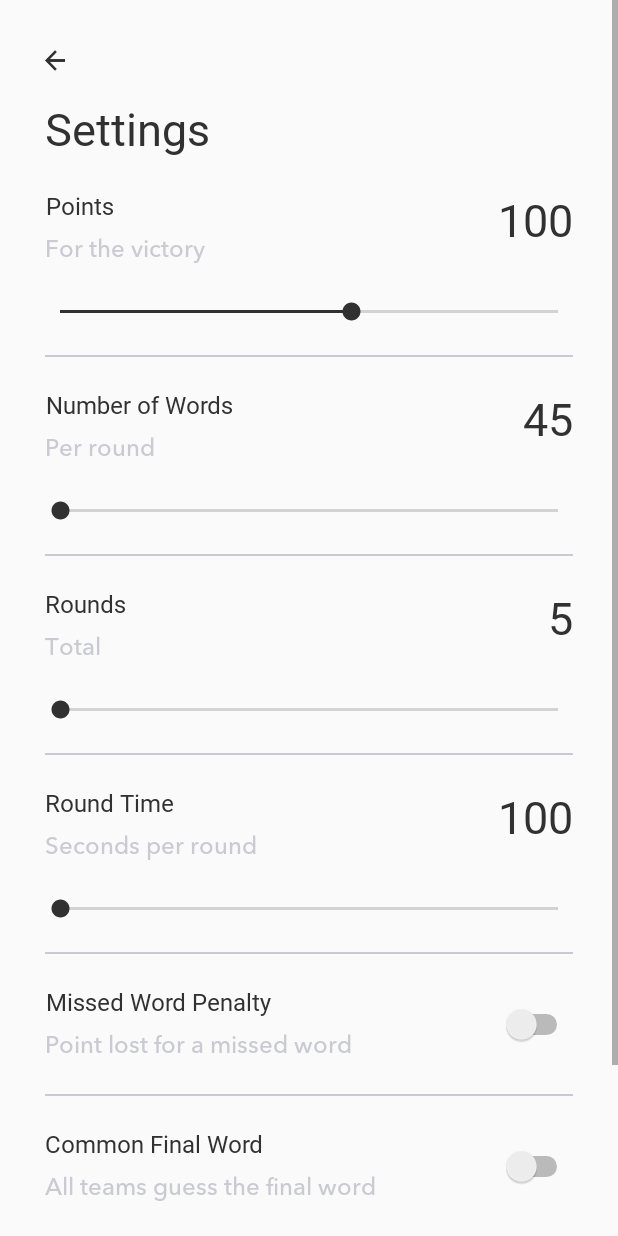
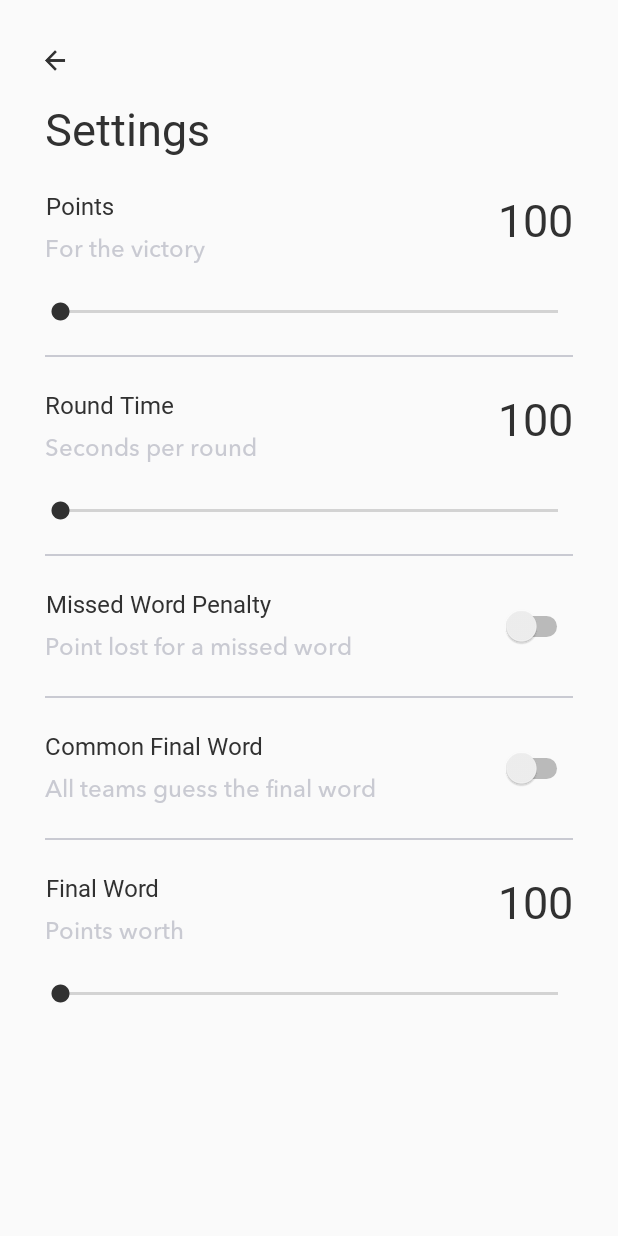
Before and after one commit to DarioNevistic/Alias, an Android app: the SettingsActivity screen opened directly, with no data from a screen before it, on a phone screen of 412 x 824 dp. Run offline under Robolectric (Android 15) with nearby library versions, the phone set to English and light mode, and no system bars; our stand-ins replace Dagger/Hilt's generated code, RxJava, Timber; libraries missing offline, so code that uses them is left out: com.jakewharton.rxbinding2; 3 statements that could not run were skipped.

Commit message:
- remove some settings - store settings to database on finish settings activity

```diff
--- a/app/build.gradle
+++ b/app/build.gradle
@@ -78,9 +78,7 @@ dependencies {
     implementation 'com.jakewharton.rxbinding2:rxbinding-appcompat-v7:2.1.1'
 
     //debugging
-    implementation 'com.jakewharton.timber:timber:4.5.1'
-
-    implementation 'com.github.traex.rippleeffect:library:1.3'
+    implementation 'com.jakewharton.timber:timber:4.6.1'
 
     // Room
     implementation "android.arch.persistence.room:runtime:1.0.0"
--- a/app/src/main/java/com/example/darionevistic/alias/database/entity/SettingsData.kt
+++ b/app/src/main/java/com/example/darionevistic/alias/database/entity/SettingsData.kt
@@ -2,7 +2,6 @@ package com.example.darionevistic.alias.database.entity
 
 import android.arch.persistence.room.ColumnInfo
 import android.arch.persistence.room.Entity
-import android.arch.persistence.room.Ignore
 import android.arch.persistence.room.PrimaryKey
 
 /**
@@ -14,10 +13,6 @@ data class SettingsData(
         var id: Long = 0,
         @ColumnInfo(name = "points_for_victory")
         var pointsForVictory: Int = 100,
-        @ColumnInfo(name = "number_of_words")
-        var numberOfWords: Int = 0,
-        @ColumnInfo(name = "total_rounds")
-        var totalRounds: Int = 0,
         @ColumnInfo(name = "round_time")
         var roundTime: Int = 0,
         @ColumnInfo(name = "final_word_points_worth")
@@ -27,5 +22,6 @@ data class SettingsData(
         @ColumnInfo(name = "common_final_word")
         var commonFinalWord: Boolean = false
 ) {
-    constructor() : this(0, 100, 0, 0, 0, 0, false, false)
+        constructor(): this(0, 100, 60, 0, false, false)
+
 }
--- a/app/src/main/java/com/example/darionevistic/alias/ui/home/mvp/HomePresenter.kt
+++ b/app/src/main/java/com/example/darionevistic/alias/ui/home/mvp/HomePresenter.kt
@@ -49,11 +49,12 @@ class HomePresenter @Inject constructor(private val settingsDao: SettingsDao, va
     }
 
     override fun onInsertSettings(settingsData: SettingsData) {
-        Observable.just(settingsData)
+        compositeDisposable.add(Observable.just(settingsData)
                 .observeOn(Schedulers.io())
                 .subscribeOn(AndroidSchedulers.mainThread())
                 .subscribe({ settingsDao.insertSettings(it) }
-                        , { throwable -> Timber.d(throwable.localizedMessage) })
+                        , { throwable -> Timber.d(throwable.localizedMessage) }))
+
     }
 
     override fun getAllSettings(): Disposable {
--- a/app/src/main/java/com/example/darionevistic/alias/ui/settings/SettingsActivity.kt
+++ b/app/src/main/java/com/example/darionevistic/alias/ui/settings/SettingsActivity.kt
@@ -2,6 +2,7 @@ package com.example.darionevistic.alias.ui.settings
 
 import android.os.Bundle
 import android.support.v7.app.AppCompatActivity
+import android.widget.SeekBar
 import android.widget.Toast
 import com.example.darionevistic.alias.R
 import com.example.darionevistic.alias.app.AliasApplication
@@ -19,6 +20,7 @@ import com.jakewharton.rxbinding2.widget.*
 import io.reactivex.Observable
 import io.reactivex.android.schedulers.AndroidSchedulers
 import io.reactivex.disposables.CompositeDisposable
+import timber.log.Timber
 import java.util.concurrent.TimeUnit
 
 
@@ -29,9 +31,6 @@ class SettingsActivity : AppCompatActivity(), SettingsContract.View {
 
     @Inject
     lateinit var presenter: SettingsPresenter
-
-    var disposables: CompositeDisposable = CompositeDisposable()
-
 
     override fun onCreate(savedInstanceState: Bundle?) {
 
@@ -44,70 +43,25 @@ class SettingsActivity : AppCompatActivity(), SettingsContract.View {
         super.onCreate(savedInstanceState)
         setContentView(R.layout.activity_settings)
 
+        loadSeekBars()
+
         presenter.onViewCreated()
-
-        observePointsForVictory()
     }
 
-    override fun observePointsForVictory() {
-        var isSeeking = false
-        val MIN = 15
-        val MAX = 160
-        val STEP = 5
-        var progressCustom = 17
-        points_seek_bar!!.max = (MAX - MIN) / STEP
-
-        // progressCustom = MIN + (progress * STEP)
-
-        points_seek_bar.progress = progressCustom
-
-        val sharedSeekBarEvents = RxSeekBar.changeEvents(points_seek_bar)
-                .ofType(SeekBarChangeEvent::class.java)
-                .observeOn(AndroidSchedulers.mainThread()).share()
-
-        disposables.add(sharedSeekBarEvents
-                .subscribe {
-                    if (it is SeekBarStartChangeEvent) {
-                        isSeeking = true
-                    } else if (it is SeekBarStopChangeEvent) {
-                        isSeeking = false
-                    }
-                })
-
-        disposables.add(sharedSeekBarEvents
-                .ofType(SeekBarProgressChangeEvent::class.java)
-                .filter({ it.fromUser() })
-                .observeOn(AndroidSchedulers.mainThread())
-                .doOnNext { showPointsForVictortValue((MIN + (it.progress() * STEP)).toString()) }
-                .debounce(1000, TimeUnit.MILLISECONDS)
-                .subscribe({
-                    if (!isSeeking) {
-
-                    }
-                }, { error -> System.out.println("Error receiving seek bar progress" + error) }))
-    }
-
+    override fun observePointsForVictory(): InitialValueObservable<Int> = RxSeekBar.userChanges(points_seek_bar)
 
     override fun observeBackBtn(): Observable<Any> = RxView.clicks(back_button)
 
-    override fun goBackOnPreviousActivity() {
-        finish()
-    }
+    override fun goBackOnPreviousActivity() = finish()
 
     override fun setMessage(message: String) {
         Toast.makeText(this, message, Toast.LENGTH_SHORT).show()
     }
 
+    private fun getProgress(progress: Int, min: Int): Int = (progress - min) / 5
+
     override fun showPointsForVictortValue(value: String) {
         number_of_points_value.text = value
-    }
-
-    override fun showNumberOfWordsPerRoundValue(value: String) {
-        number_of_words_value.text = value
-    }
-
-    override fun showTotalRoundsValue(value: String) {
-        number_of_rounds_value.text = value
     }
 
     override fun showRoundTimeValue(value: String) {
@@ -132,8 +86,6 @@ class SettingsActivity : AppCompatActivity(), SettingsContract.View {
     override fun getSettings(): SettingsData {
         return SettingsData(0,
                 Integer.parseInt(number_of_points_value.text.toString()),
-                Integer.parseInt(number_of_words_value.text.toString()),
-                Integer.parseInt(number_of_rounds_value.text.toString()),
                 Integer.parseInt(round_time_value.text.toString()),
                 Integer.parseInt(final_word_value.text.toString()),
                 missed_word_switch.isChecked,
@@ -141,8 +93,33 @@ class SettingsActivity : AppCompatActivity(), SettingsContract.View {
         )
     }
 
+    private fun loadSeekBars() {
+        points_seek_bar!!.max = (160 - 15) / 5
+        round_time_seek_bar!!.max = (160 - 15) / 5
+        final_word_points_seek_bar!!.max = (160 - 15) / 5
+    }
+
+    override fun setSettings(settingsData: SettingsData) {
+        points_seek_bar.progress = getProgress(settingsData.pointsForVictory, 15)
+        showPointsForVictortValue(settingsData.pointsForVictory.toString())
+        round_time_seek_bar.progress = getProgress(settingsData.roundTime, 15)
+        showRoundTimeValue(settingsData.roundTime.toString())
+        final_word_points_seek_bar.progress = getProgress(settingsData.finalWordPointsWord, 15)
+        showFinalWordWorthValue(settingsData.finalWordPointsWord.toString())
+        missed_word_switch.isChecked = settingsData.missedWordPenalty
+        common_final_word_switch.isChecked = settingsData.commonFinalWord
+
+        changeFinalWordSettings(common_final_word_switch.isChecked)
+    }
+
     override fun onDestroy() {
         super.onDestroy()
         presenter.onViewDestroyed()
     }
+
+    override fun onBackPressed() {
+        super.onBackPressed()
+        presenter.saveSettings(getSettings())
+        goBackOnPreviousActivity()
+    }
 }
--- a/app/src/main/java/com/example/darionevistic/alias/ui/settings/mvp/SettingsContract.kt
+++ b/app/src/main/java/com/example/darionevistic/alias/ui/settings/mvp/SettingsContract.kt
@@ -18,10 +18,6 @@ interface SettingsContract {
 
         fun showPointsForVictortValue(value: String)
 
-        fun showNumberOfWordsPerRoundValue(value: String)
-
-        fun showTotalRoundsValue(value: String)
-
         fun showRoundTimeValue(value: String)
 
         fun showFinalWordWorthValue(value: String)
@@ -30,14 +26,12 @@ interface SettingsContract {
 
         fun setMessage(message: String)
 
-        fun observePointsForVictory()
-
         fun getSettings(): SettingsData
 
-//        fun observeNumberOfWordsPerRound()
-//
-//        fun observeTotalRounds()
-//
+        fun setSettings(settingsData: SettingsData)
+
+        fun observePointsForVictory(): InitialValueObservable<Int>
+
 //        fun observeRoundTimeInSeconds()
 //
 //        fun observeMissedWordPenalty()
@@ -53,10 +47,10 @@ interface SettingsContract {
 
         fun saveSettings(settingsData: SettingsData)
 
-        //        fun onNumberOfWordsPerRoundChange()
-//
-//        fun onRoundsTotalChange()
-//
+        fun onPointsForVictoryChange(): Disposable
+
+        fun loadSettingsFromDB(): Disposable
+
 //        fun onRoundTimeSecondsPerRoundChange()
 //
 //        fun onMissedWordPenaltyChange()
--- a/app/src/main/java/com/example/darionevistic/alias/ui/settings/mvp/SettingsPresenter.kt
+++ b/app/src/main/java/com/example/darionevistic/alias/ui/settings/mvp/SettingsPresenter.kt
@@ -22,7 +22,9 @@ class SettingsPresenter @Inject constructor(private val settingsDao: SettingsDao
 
     override fun onViewCreated() {
 
-        compositeDisposable.add(onBackPressed())
+        compositeDisposable.addAll(onBackPressed(),
+                onPointsForVictoryChange(),
+                loadSettingsFromDB())
     }
 
     override fun onBackPressed(): Disposable {
@@ -38,10 +40,29 @@ class SettingsPresenter @Inject constructor(private val settingsDao: SettingsDao
     }
 
     override fun saveSettings(settingsData: SettingsData) {
-        Observable.just(settingsData)
+        compositeDisposable.add(Observable.just(settingsData)
                 .observeOn(Schedulers.io())
                 .subscribeOn(AndroidSchedulers.mainThread())
                 .subscribe({ settingsDao.insertSettings(it) }
-                        , { error -> Timber.d(error.localizedMessage) })
+                        , { error -> Timber.d(error.localizedMessage) }))
+
     }
+
+    override fun onPointsForVictoryChange(): Disposable {
+        return view.observePointsForVictory()
+                .observeOn(AndroidSchedulers.mainThread())
+                .subscribe({
+                    progress -> view.showPointsForVictortValue((15 + progress * 5).toString())
+                }, { error -> System.out.println("Error receiving seek bar progress" + error) })
+    }
+
+    override fun loadSettingsFromDB(): Disposable {
+        return settingsDao.getAllSettings()
+                .subscribeOn(Schedulers.io())
+                .observeOn(AndroidSchedulers.mainThread())
+                .subscribe({
+                    view.setSettings(it.first())
+                }, { error -> System.out.println("Error reading from DB" + error) })
+    }
+
 }
--- a/app/src/main/res/layout/activity_settings.xml
+++ b/app/src/main/res/layout/activity_settings.xml
@@ -82,126 +82,6 @@
                 android:layout_height="wrap_content"
                 android:layout_marginTop="20dp"
                 android:max="160"
-                android:paddingEnd="10dp"
-                android:paddingStart="10dp"
-                android:progressTint="@color/black_in_game"
-                android:thumbTint="@color/black_in_game" />
-
-            <View
-                android:layout_width="match_parent"
-                android:layout_height="2dp"
-                android:layout_gravity="bottom"
-                android:layout_marginTop="20dp"
-                android:background="@drawable/bottom_border_grey" />
-        </LinearLayout>
-
-        <LinearLayout
-            style="@style/heightWrap_widthMatch"
-            android:orientation="vertical"
-            android:paddingBottom="20dp"
-            android:paddingEnd="@dimen/margin_base"
-            android:paddingStart="@dimen/margin_base">
-
-            <RelativeLayout
-                android:layout_width="match_parent"
-                android:layout_height="wrap_content">
-
-                <TextView
-                    android:id="@+id/number_of_words_id"
-                    style="@style/wrap"
-                    android:layout_marginBottom="4dp"
-                    android:fontFamily="@font/avenir_bold"
-                    android:text="@string/words_number_text"
-                    android:textAlignment="center"
-                    android:textColor="@color/black_in_game"
-                    android:textSize="16sp" />
-
-                <TextView
-                    style="@style/wrap"
-                    android:layout_below="@id/number_of_words_id"
-                    android:fontFamily="@font/avenir_medium"
-                    android:text="@string/words_number_info_text"
-                    android:textAlignment="center"
-                    android:textColor="@color/grey_c9cad2"
-                    android:textSize="16sp" />
-
-                <TextView
-                    android:id="@+id/number_of_words_value"
-                    style="@style/wrap"
-                    android:layout_alignParentEnd="true"
-                    android:fontFamily="@font/avenir_bold"
-                    android:gravity="center"
-                    android:text="@string/words_number_counter"
-                    android:textAlignment="center"
-                    android:textColor="@color/black_in_game"
-                    android:textSize="30sp" />
-            </RelativeLayout>
-
-            <SeekBar
-                android:id="@+id/number_of_words_seek_bar"
-                android:layout_width="match_parent"
-                android:layout_height="wrap_content"
-                android:layout_marginTop="20dp"
-                android:paddingEnd="10dp"
-                android:paddingStart="10dp"
-                android:progressTint="@color/black_in_game"
-                android:thumbTint="@color/black_in_game" />
-
-            <View
-                android:layout_width="match_parent"
-                android:layout_height="2dp"
-                android:layout_gravity="bottom"
-                android:layout_marginTop="20dp"
-                android:background="@drawable/bottom_border_grey" />
-        </LinearLayout>
-
-        <LinearLayout
-            style="@style/heightWrap_widthMatch"
-            android:orientation="vertical"
-            android:paddingBottom="20dp"
-            android:paddingEnd="@dimen/margin_base"
-            android:paddingStart="@dimen/margin_base">
-
-            <RelativeLayout
-                android:layout_width="match_parent"
-                android:layout_height="wrap_content">
-
-                <TextView
-                    android:id="@+id/rounds"
-                    style="@style/wrap"
-                    android:layout_marginBottom="4dp"
-                    android:fontFamily="@font/avenir_bold"
-                    android:text="@string/rounds_text"
-                    android:textAlignment="center"
-                    android:textColor="@color/black_in_game"
-                    android:textSize="16sp" />
-
-                <TextView
-                    style="@style/wrap"
-                    android:layout_below="@id/rounds"
-                    android:fontFamily="@font/avenir_medium"
-                    android:text="@string/rounds_info_text"
-                    android:textAlignment="center"
-                    android:textColor="@color/grey_c9cad2"
-                    android:textSize="16sp" />
-
-                <TextView
-                    android:id="@+id/number_of_rounds_value"
-                    style="@style/wrap"
-                    android:layout_alignParentEnd="true"
-                    android:fontFamily="@font/avenir_bold"
-                    android:gravity="center"
-                    android:text="@string/rounds_number"
-                    android:textAlignment="center"
-                    android:textColor="@color/black_in_game"
-                    android:textSize="30sp" />
-            </RelativeLayout>
-
-            <SeekBar
-                android:id="@+id/number_of_rounds_seek_bar"
-                android:layout_width="match_parent"
-                android:layout_height="wrap_content"
-                android:layout_marginTop="20dp"
                 android:paddingEnd="10dp"
                 android:paddingStart="10dp"
                 android:progressTint="@color/black_in_game"
```
